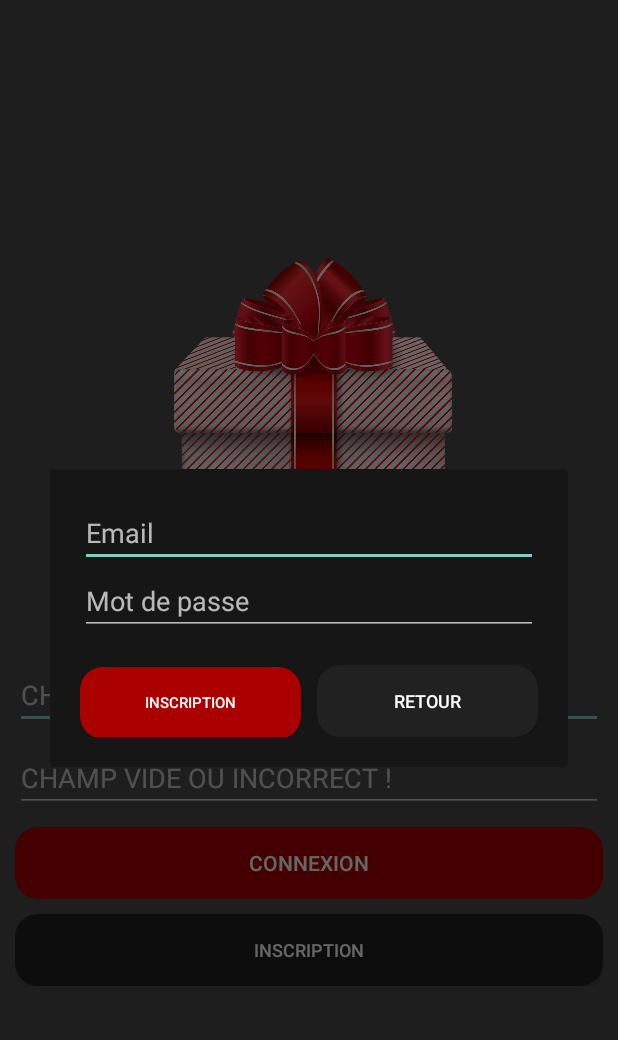
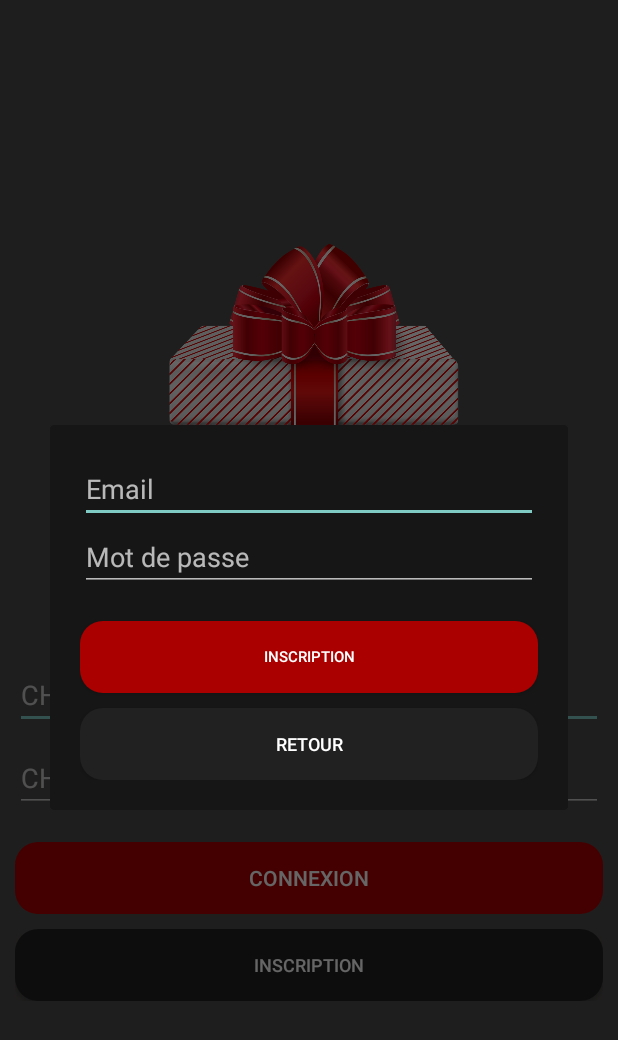
Before and after one commit to xkenzzo31/WishList, an Android app: the screen it shows after launch (MainActivity), after a tap on "INSCRIPTION", on a phone screen of 412 x 824 dp. Shown: the top 1040 px of the screen. Run offline under Robolectric (Android 15) with nearby library versions, the phone set to English and light mode, and no system bars; our stand-ins replace Firebase (no records; nobody signed in at launch, a user with empty details on screens opened directly); 1 other tap on this screen came first.

Commit message:
last push on Heart

```diff
--- a/app/src/main/java/com/example/lucas/wishlist/activity/MainActivity.java
+++ b/app/src/main/java/com/example/lucas/wishlist/activity/MainActivity.java
@@ -21,6 +21,7 @@ import core.Error;
 import core.FailCallback;
 import core.SuccessCallback;
 import services.UserService;
+import utils.Utils;
 
 import static utils.Utils.dpToPixels;
 import static utils.Utils.isValidEmail;
@@ -37,7 +38,10 @@ public class MainActivity extends AppCompatActivity {
         mUserService = UserService.getInstance(MainActivity.this);
         ImageView img = (ImageView) findViewById(R.id.image_acceuil);
         Bitmap bm = BitmapFactory.decodeResource(getResources(), R.drawable.logoap);
-        img.setImageBitmap(resizeBitmap(MainActivity.this,bm));
+        Utils.GetScreenSize getScreenSize = new Utils.GetScreenSize(MainActivity.this);
+        int widthImage = getScreenSize.getScreenWidht() - (int) dpToPixels(30,MainActivity.this);
+        int heightImage = getScreenSize.getScreenHeight() /3;
+        img.setImageBitmap(resizeBitmap(MainActivity.this,bm,widthImage,heightImage));
 
 
     }
--- a/app/src/main/java/fragment/frag1.java
+++ b/app/src/main/java/fragment/frag1.java
@@ -14,6 +14,10 @@ import com.example.lucas.wishlist.R;
  */
 
 public class frag1 extends Fragment {
+    public static frag1 newInstance() {
+        return new frag1();
+    }
+
     @Nullable
     @Override
     public View onCreateView(LayoutInflater inflater, @Nullable ViewGroup container, Bundle savedInstanceState) {
--- a/app/src/main/java/fragment/frag2.java
+++ b/app/src/main/java/fragment/frag2.java
@@ -14,6 +14,10 @@ import com.example.lucas.wishlist.R;
  */
 
 public class frag2 extends Fragment {
+    public static frag2 newInstance() {
+        return new frag2();
+    }
+
     @Nullable
     @Override
     public View onCreateView(LayoutInflater inflater, @Nullable ViewGroup container, Bundle savedInstanceState) {
--- a/app/src/main/java/services/UserService.java
+++ b/app/src/main/java/services/UserService.java
@@ -9,12 +9,18 @@ import com.google.android.gms.tasks.Task;
 import com.google.firebase.auth.AuthResult;
 import com.google.firebase.auth.FirebaseAuth;
 import com.google.firebase.auth.FirebaseUser;
+import com.google.firebase.database.DatabaseReference;
+import com.google.firebase.database.FirebaseDatabase;
 
+import java.util.ArrayList;
+import java.util.List;
 import java.util.logging.Logger;
 
 import core.Error;
 import core.FailCallback;
 import core.SuccessCallback;
+import model.UsersModel;
+import model.WishsModel;
 
 /**
  * Created by lucas on 24/11/2017.
@@ -24,12 +30,15 @@ public class UserService {
     private static Logger logger = Logger.getLogger(UserService.class.getName());
 
     private static UserService sInstance;
+    private static DatabaseReference mDatabase;
+
     private Activity activity;
 
     private FirebaseAuth mAuth;
 
     public UserService(Activity activity) {
         this.activity = activity;
+        mDatabase  = FirebaseDatabase.getInstance().getReference();
         mAuth = FirebaseAuth.getInstance();
     }
 
@@ -91,4 +100,6 @@ public class UserService {
                     }
                 });
     }
+
+
 }
--- a/app/src/main/java/utils/Utils.java
+++ b/app/src/main/java/utils/Utils.java
@@ -27,30 +27,28 @@ public final class Utils {
         }
     }
 
-    public static Bitmap resizeBitmap(Context context,Bitmap bitmap){
+    public static Bitmap resizeBitmap(Context context,Bitmap bitmap,int screenWidth,int screenHeight){
 
         DisplayMetrics metrics = new DisplayMetrics();
         WindowManager wm = (WindowManager) context.getSystemService(Context.WINDOW_SERVICE);
         wm.getDefaultDisplay().getMetrics(metrics);
-        int heightScreen =  (metrics.heightPixels /3) - (int) dpToPixels(10,context);
-        int widthScreen = metrics.widthPixels - (int) dpToPixels(30,context);
         int bmWidth = bitmap.getWidth();
         int bmHeight = bitmap.getHeight();
         int new_width = 0;
         int new_height = 0;
 
         // first check if we need to scale width
-        if (bmWidth > widthScreen) {
+        if (bmWidth > screenWidth) {
             //scale width to fit
-            new_width = widthScreen;
+            new_width = screenWidth;
             //scale height to maintain aspect ratio
             new_height = (new_width * bmHeight) / bmWidth;
         }
 
         // then check if we need to scale even with the new height
-        if (bmHeight > heightScreen) {
+        if (bmHeight > screenHeight) {
             //scale height to fit instead
-            new_height = heightScreen;
+            new_height = screenHeight;
             //scale width to maintain aspect ratio
             new_width = (new_height * bmWidth) / bmHeight;
         }
@@ -60,6 +58,31 @@ public final class Utils {
         Bitmap resized = Bitmap.createScaledBitmap(bitmap, new_width, new_height, true);
         return resized;
     }
+    public static class GetScreenSize {
+        Context context;
+        DisplayMetrics metrics;
+
+        public GetScreenSize(Context context) {
+            this.context = context;
+            getMetrics();
+        }
+        private DisplayMetrics getMetrics(){
+            metrics = new DisplayMetrics();
+            WindowManager wm = (WindowManager) context.getSystemService(Context.WINDOW_SERVICE);
+            wm.getDefaultDisplay().getMetrics(metrics);
+            return metrics;
+        }
+
+        public int getScreenHeight(){
+            return  metrics.heightPixels;
+        }
+
+        public int getScreenWidht(){
+            return metrics.widthPixels;
+        }
+
+
+    }
 
 
 }
--- a/app/src/main/res/layout/activity_main.xml
+++ b/app/src/main/res/layout/activity_main.xml
@@ -17,7 +17,7 @@
     <EditText
         android:id="@+id/nom_de_compte"
         style="@style/MainActivity.Edit"
-        android:hint="Email"
+        android:hint="@string/email"
         />
     <View
         style="@style/MainActivity.View"
@@ -25,22 +25,24 @@
     <EditText
         android:id="@+id/mot_de_passe"
         style="@style/MainActivity.Edit"
-        android:hint="Mot de passe"
+        android:hint="@string/mot_de_passe"
         />
     <View
-        style="@style/MainActivity.View"/>
+        android:layout_height="20dp"
+        android:layout_width="0dp"/>
     <LinearLayout
         android:orientation="vertical"
         style="@style/MainActivity.Layout">
         <Button
             android:id="@+id/button_connect"
-            android:text="Connexion"
+            android:text="@string/connexion"
             style="@style/MainActivity.Layout.ButtonRed" />
         <View
-            style="@style/MainActivity.View"/>
+            style="@style/MainActivity.View"
+            />
         <Button
             android:id="@+id/button_register"
-            android:text="Inscription"
+            android:text="@string/inscription"
             style="@style/MainActivity.Layout.ButtonBlack" />
     </LinearLayout>
 
--- a/app/src/main/res/layout/custom_dialog.xml
+++ b/app/src/main/res/layout/custom_dialog.xml
@@ -24,7 +24,7 @@
     </LinearLayout>
 
     <LinearLayout
-        android:orientation="horizontal"
+        android:orientation="vertical"
         android:layout_margin="10dp"
         android:layout_width="match_parent"
         android:layout_height="wrap_content">
@@ -32,19 +32,20 @@
             android:layout_width="match_parent"
             android:layout_height="wrap_content"
             android:id="@+id/register_validation"
-            android:layout_marginRight="5dp"
-            android:text="Inscription"
+            android:text="@string/inscription"
             android:textSize="10sp"
             android:background="@drawable/shape_custom_button_red"
-            android:layout_weight="0.9"/>
+            />
+        <View
+            android:layout_width="0dp"
+            android:layout_height="10dp"/>
         <Button
             android:layout_width="match_parent"
             android:layout_height="wrap_content"
             android:id="@+id/register_leave"
-            android:layout_marginLeft="5dp"
-            android:text="Retour"
+            android:text="@string/retour"
             android:background="@drawable/shape_custom_button_grey"
             android:textSize="12sp"
-            android:layout_weight="0.9"/>
+            />
     </LinearLayout>
 </LinearLayout>
--- a/app/src/main/res/values/strings.xml
+++ b/app/src/main/res/values/strings.xml
@@ -6,4 +6,9 @@
     <string name="tab_text_3">Tab 3</string>
     <string name="action_settings">Settings</string>
     <string name="section_format">Hello World from section: %1$d</string>
+    <string name="email">Email</string>
+    <string name="mot_de_passe">Mot de passe</string>
+    <string name="connexion">Connexion</string>
+    <string name="inscription">Inscription</string>
+    <string name="retour">Retour</string>
 </resources>
--- a/app/src/main/res/values/styles.xml
+++ b/app/src/main/res/values/styles.xml
@@ -65,6 +65,6 @@
     <style name="Tab_Home_Activity.FloatActionButton">
         <item name="android:layout_gravity">end|bottom</item>
     </style>
-
+    <style name="custom_dialog"/>
 
 </resources>
```
Also changed, not shown: app/src/main/java/com/example/lucas/wishlist/activity/Home_Activity.java (+9 -1 lines), app/src/main/java/fragment/frag0.java (+36 -0 lines), app/src/main/java/model/UsersModel.java (added, +50 -0 lines), app/src/main/java/model/WishsModel.java (added, +21 -0 lines).
